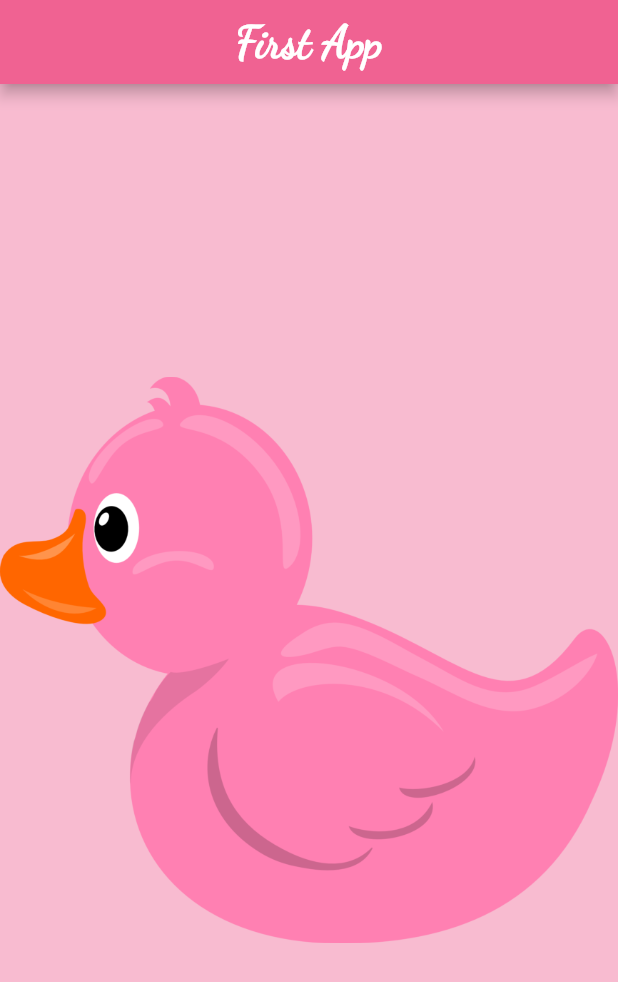
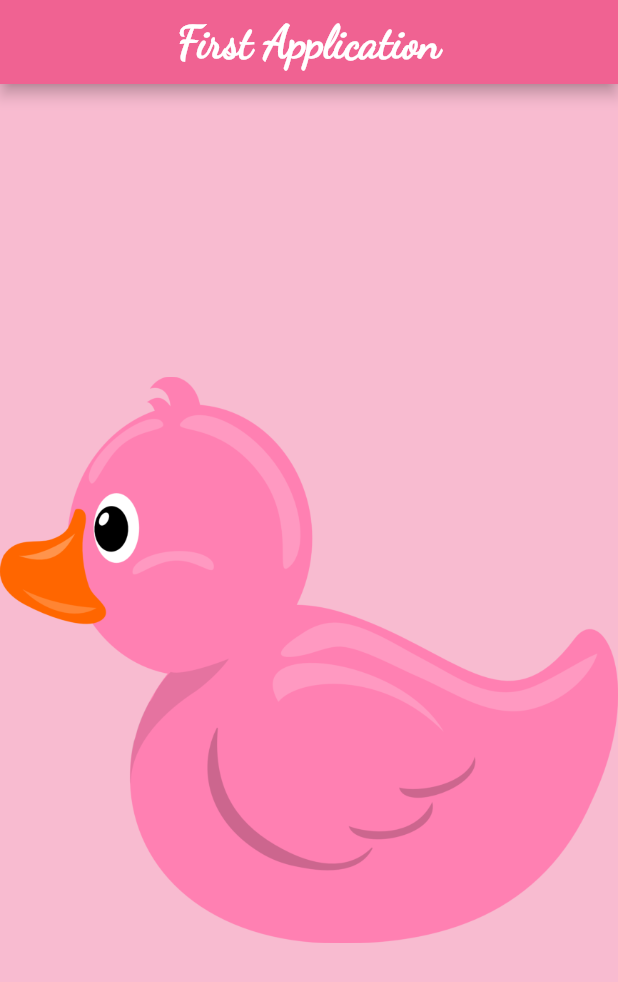
Before and after one commit to HalaJah/FlutterLearningJourney, a Flutter app: the screen it shows after launch, on a phone screen of 412 x 824 dp. Shown: the top 982 px of the screen. Run offline on Flutter 3.47's test engine with Material 2 defaults, Android fonts, the phone set to English and light mode, and no system bars.

```diff
--- a/flutter_application_1/lib/main.dart
+++ b/flutter_application_1/lib/main.dart
@@ -5,11 +5,11 @@ void main() => runApp(MaterialApp(
     backgroundColor: Colors.pink[100],
     appBar: AppBar(
       title: Text(
-        'First App',
+        'First Application',
         style: TextStyle(
-          fontFamily: 'DancingScript',
-          fontSize: 30.0,
-          fontWeight: FontWeight.bold,
+        fontFamily: 'DancingScript',
+        fontSize: 30.0,
+        fontWeight: FontWeight.bold,
         ),
         ),
       centerTitle: true,
```
